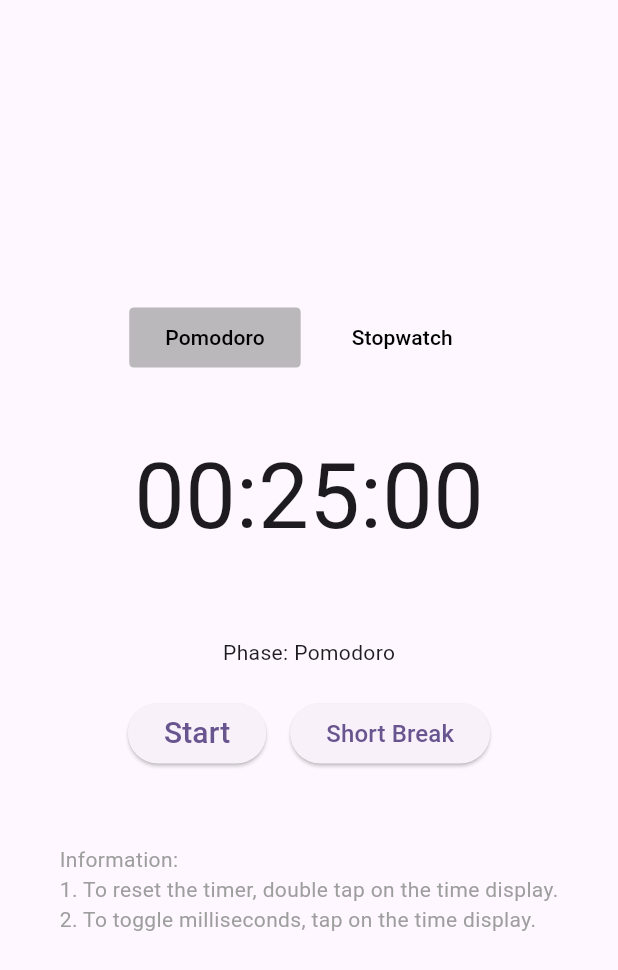
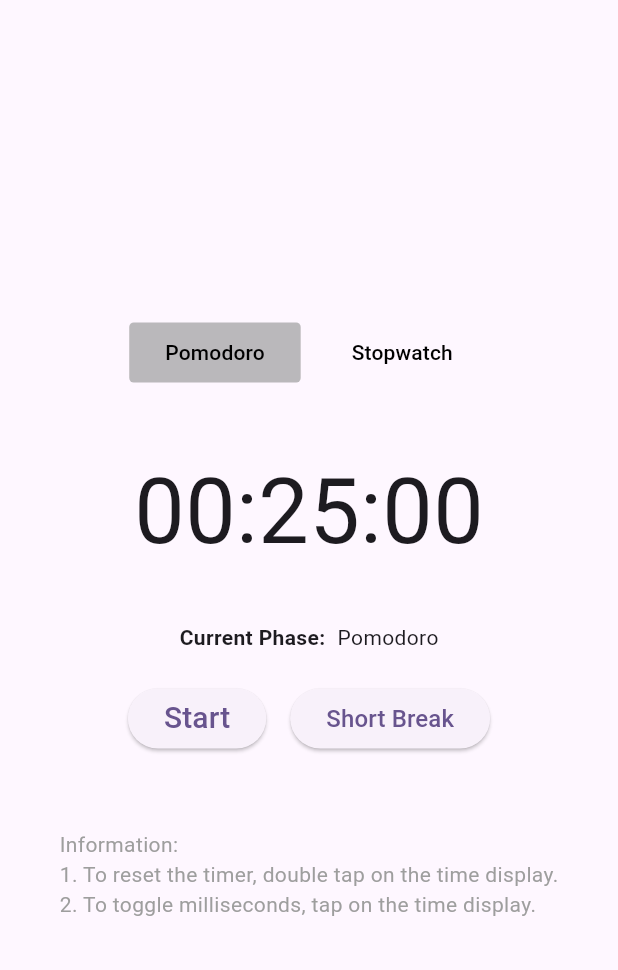
Before and after one commit to supanadit/fomoless, a Flutter app: the screen it shows after launch, on a phone screen of 412 x 824 dp. Shown: the top 970 px of the screen. Run offline on Flutter 3.47's test engine with Material 3 defaults, Android fonts, the phone set to English and light mode, and no system bars; our stand-ins replace bloc_concurrency, flutter_bloc, stream_transform.

Commit message:
feat: enhance TimerPage to display current phase with improved formatting

```diff
--- a/lib/features/timer/presentation/page/timer_page.dart
+++ b/lib/features/timer/presentation/page/timer_page.dart
@@ -40,13 +40,28 @@
                               ),
                               const SizedBox(height: 20),
                               const TimeDisplayWidget(),
-                              const SizedBox(height: 30),
+                              if (timerState.phase != TimerPhase.stopwatch)
+                                const SizedBox(height: 10),
+                              if (timerState.phase == TimerPhase.stopwatch)
+                                const SizedBox(height: 30),
                               Visibility(
                                 visible:
                                     timerState.phase != TimerPhase.stopwatch,
                                 // Capitalize first letter of the phase name
-                                child: Text(
-                                  "Phase: ${timerState.phase.name[0].toUpperCase()}${timerState.phase.name.substring(1)}",
+                                child: Row(
+                                  mainAxisSize: MainAxisSize.min,
+                                  children: [
+                                    Text(
+                                      "Current Phase:",
+                                      style: TextStyle(
+                                        fontWeight: FontWeight.bold,
+                                      ),
+                                    ),
+                                    const SizedBox(width: 8),
+                                    Text(
+                                      "${timerState.phase.name[0].toUpperCase()}${timerState.phase.name.substring(1)}",
+                                    ),
+                                  ],
                                 ),
                               ),
                               if (timerState.phase != TimerPhase.stopwatch)
```
